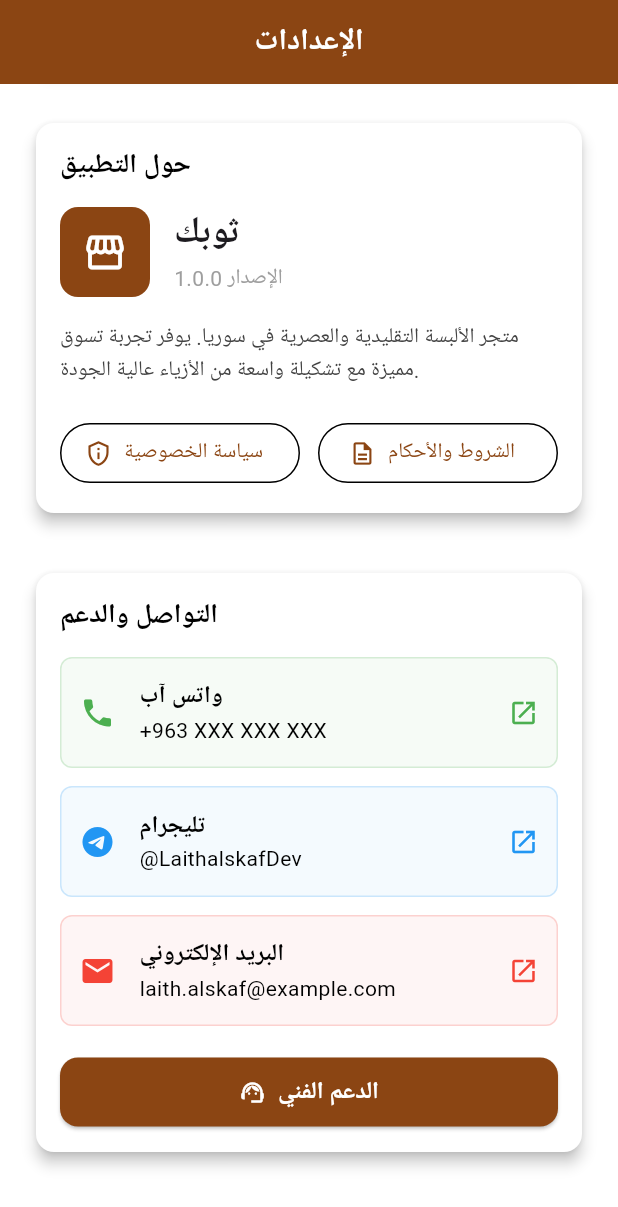
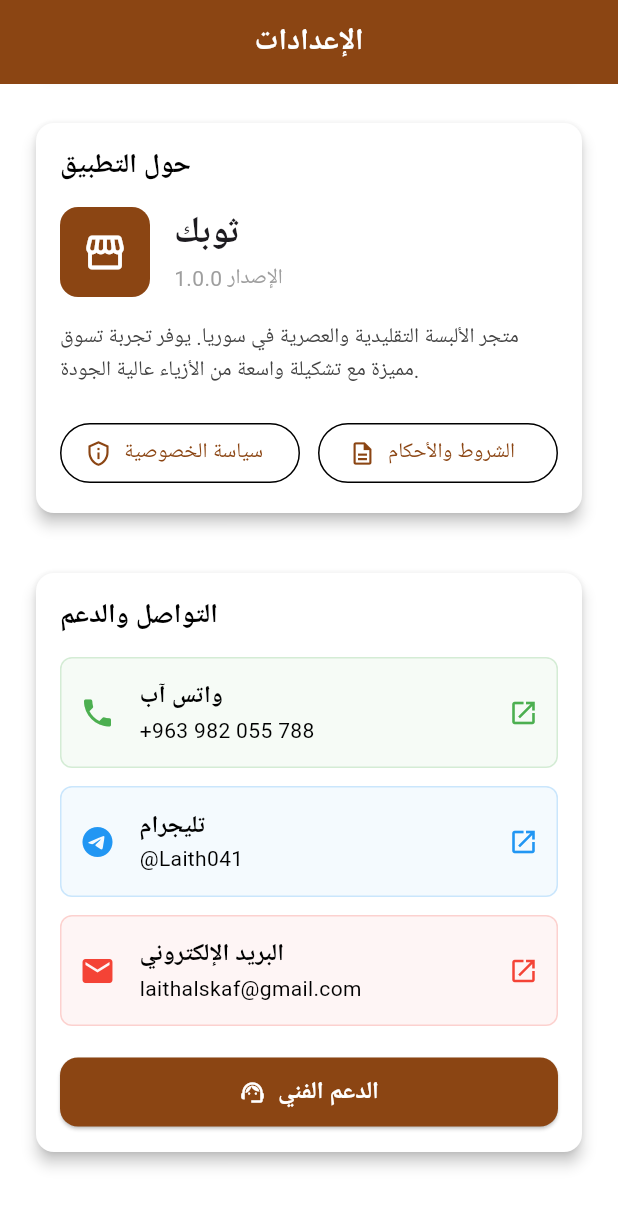
Before and after one commit to laith-alskaf/Thawbuk-store, a Flutter app: the SettingsPage screen opened by its route, scrolled down 798 dp, on a phone screen of 412 x 824 dp. Shown: the top 1207 px of the screen. Run offline on Flutter 3.47's test engine with Material 3 defaults, Android fonts, the phone set to English and light mode, and no system bars; our stand-ins replace cached_network_image, dartz, dio, equatable, flutter_bloc, get_it and 6 more; accounts and stored records are empty; generated files the repository leaves out were written again; Roboto replaces fonts that are missing (Cairo).

Commit message:
auto-commit for 897a515b-9307-4af8-b568-efccee47c27f

```diff
--- a/Thawbuk-store/lib/presentation/pages/settings/settings_page.dart
+++ b/Thawbuk-store/lib/presentation/pages/settings/settings_page.dart
@@ -361,7 +361,7 @@ class SettingsPage extends StatelessWidget {
           _buildContactTile(
             context,
             'واتس آب',
-            '+963 XXX XXX XXX',
+            '+963 982 055 788',
             Icons.phone,
             AppColors.success,
             () => _launchWhatsApp(context),
@@ -372,7 +372,7 @@ class SettingsPage extends StatelessWidget {
           _buildContactTile(
             context,
             'تليجرام',
-            '@LaithalskafDev',
+            '@Laith041',
             Icons.telegram,
             AppColors.info,
             () => _launchTelegram(context),
@@ -383,7 +383,7 @@ class SettingsPage extends StatelessWidget {
           _buildContactTile(
             context,
             'البريد الإلكتروني',
-            'laith.alskaf@example.com',
+            'laithalskaf@gmail.com',
             Icons.email,
             AppColors.error,
             () => _launchEmail(context),
```
